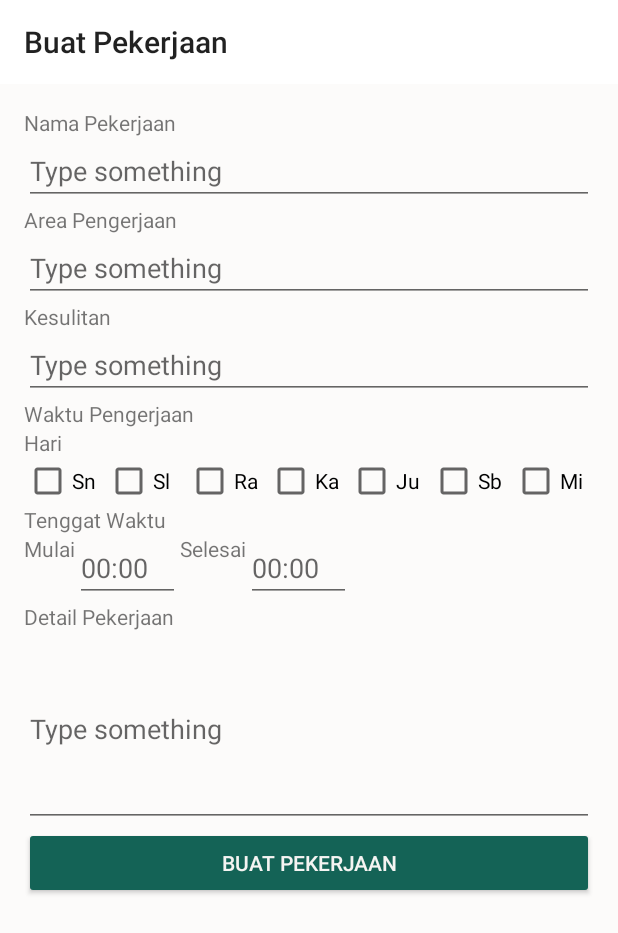
After one commit to adravel/CapstoneHabitApp, an Android app: the TaskCreationFragment screen opened through its navigation route, on a phone screen of 412 x 824 dp. The commit adds this screen. Shown: the top 933 px of the screen. Run offline under Robolectric (Android 15) with nearby library versions, the phone set to English and light mode, and no system bars.

Commit message:
Create task creation page and navigation

```diff
--- /dev/null
+++ b/app/src/main/java/com/example/capstonehabitapp/ui/TaskCreationFragment.kt
@@ -0,0 +1,36 @@
+package com.example.capstonehabitapp.ui
+
+import android.os.Bundle
+import android.view.LayoutInflater
+import android.view.View
+import android.view.ViewGroup
+import androidx.fragment.app.Fragment
+import com.example.capstonehabitapp.R
+import com.example.capstonehabitapp.databinding.FragmentTaskCreationBinding
+
+class TaskCreationFragment : Fragment() {
+
+    private var _binding: FragmentTaskCreationBinding? = null
+    private val binding get() = _binding!!
+
+    override fun onCreateView(
+        inflater: LayoutInflater, container: ViewGroup?,
+        savedInstanceState: Bundle?
+    ): View {
+
+        // Set toolbar title
+        activity?.title = getString(R.string.create_task)
+
+        _binding = FragmentTaskCreationBinding.inflate(inflater, container, false)
+        return binding.root
+    }
+
+    override fun onViewCreated(view: View, savedInstanceState: Bundle?) {
+        super.onViewCreated(view, savedInstanceState)
+    }
+
+    override fun onDestroyView() {
+        super.onDestroyView()
+        _binding = null
+    }
+}
--- a/app/src/main/java/com/example/capstonehabitapp/ui/TaskListFragment.kt
+++ b/app/src/main/java/com/example/capstonehabitapp/ui/TaskListFragment.kt
@@ -2,11 +2,13 @@ package com.example.capstonehabitapp.ui
 
 import android.content.Context
 import android.os.Bundle
+import android.util.Log
 import androidx.fragment.app.Fragment
 import android.view.LayoutInflater
 import android.view.View
 import android.view.ViewGroup
 import androidx.lifecycle.ViewModelProvider
+import androidx.navigation.findNavController
 import androidx.recyclerview.widget.LinearLayoutManager
 import com.example.capstonehabitapp.R
 import com.example.capstonehabitapp.adapter.TaskAdapter
@@ -58,6 +60,16 @@ class TaskListFragment : Fragment() {
         viewModel.getTasks().observe(viewLifecycleOwner) { task ->
             taskAdapter.updateTaskList(task)
         }
+
+        if (isParent) {
+            // Set FAB OnClickListener
+            binding.fab.setOnClickListener {
+                view.findNavController().navigate(R.id.taskCreationFragment)
+            }
+        } else {
+            // Hide the FAB if user is Child
+            binding.fab.visibility = View.GONE
+        }
     }
 
     override fun onDestroyView() {
--- /dev/null
+++ b/app/src/main/res/drawable/ic_fab_add.xml
@@ -0,0 +1,5 @@
+<vector android:height="24dp" android:tint="#FFFFFF"
+    android:viewportHeight="24" android:viewportWidth="24"
+    android:width="24dp" xmlns:android="http://schemas.android.com/apk/res/android">
+    <path android:fillColor="@color/light_3" android:pathData="M19,13h-6v6h-2v-6H5v-2h6V5h2v6h6v2z"/>
+</vector>
--- a/app/src/main/res/layout/fragment_child_account_selection.xml
+++ b/app/src/main/res/layout/fragment_child_account_selection.xml
@@ -33,7 +33,7 @@
         android:id="@+id/add_child_button"
         android:layout_width="0dp"
         android:layout_height="wrap_content"
-        android:text="@string/add_child"
+        android:text="@string/button_label_add_child"
         app:layout_constraintEnd_toEndOf="parent"
         app:layout_constraintStart_toStartOf="parent"
         app:layout_constraintTop_toBottomOf="@+id/child_account_list_recycle_view" />
--- /dev/null
+++ b/app/src/main/res/layout/fragment_task_creation.xml
@@ -0,0 +1,215 @@
+<?xml version="1.0" encoding="utf-8"?>
+<androidx.constraintlayout.widget.ConstraintLayout
+    xmlns:android="http://schemas.android.com/apk/res/android"
+    xmlns:app="http://schemas.android.com/apk/res-auto"
+    xmlns:tools="http://schemas.android.com/tools"
+    android:layout_width="match_parent"
+    android:layout_height="match_parent"
+    android:padding="16dp"
+    android:background="@color/light_4"
+    tools:context=".ui.TaskCreationFragment">
+
+    <TextView
+        android:id="@+id/task_title_text"
+        android:layout_width="wrap_content"
+        android:layout_height="wrap_content"
+        android:text="@string/task_title"
+        app:layout_constraintStart_toStartOf="parent"
+        app:layout_constraintTop_toTopOf="parent" />
+
+    <EditText
+        android:id="@+id/task_title_edit_text"
+        android:layout_width="0dp"
+        android:layout_height="wrap_content"
+        android:inputType="text"
+        android:hint="Type something"
+        app:layout_constraintEnd_toEndOf="parent"
+        app:layout_constraintStart_toStartOf="parent"
+        app:layout_constraintTop_toBottomOf="@+id/task_title_text" />
+
+    <TextView
+        android:id="@+id/task_area_text"
+        android:layout_width="wrap_content"
+        android:layout_height="wrap_content"
+        android:text="@string/task_area"
+        app:layout_constraintStart_toStartOf="parent"
+        app:layout_constraintTop_toBottomOf="@+id/task_title_edit_text" />
+
+    <EditText
+        android:id="@+id/task_area_edit_text"
+        android:layout_width="0dp"
+        android:layout_height="wrap_content"
+        android:inputType="text"
+        android:hint="Type something"
+        app:layout_constraintEnd_toEndOf="parent"
+        app:layout_constraintStart_toStartOf="parent"
+        app:layout_constraintTop_toBottomOf="@+id/task_area_text" />
+
+    <TextView
+        android:id="@+id/task_difficulty_text"
+        android:layout_width="wrap_content"
+        android:layout_height="wrap_content"
+        android:text="@string/task_difficulty"
+        app:layout_constraintStart_toStartOf="parent"
+        app:layout_constraintTop_toBottomOf="@+id/task_area_edit_text" />
+
+    <EditText
+        android:id="@+id/task_difficulty_edit_text"
+        android:layout_width="0dp"
+        android:layout_height="wrap_content"
+        android:inputType="number"
+        android:hint="Type something"
+        app:layout_constraintEnd_toEndOf="parent"
+        app:layout_constraintStart_toStartOf="parent"
+        app:layout_constraintTop_toBottomOf="@+id/task_difficulty_text" />
+
+    <TextView
+        android:id="@+id/task_time_text"
+        android:layout_width="wrap_content"
+        android:layout_height="wrap_content"
+        android:text="@string/task_time"
+        app:layout_constraintStart_toStartOf="parent"
+        app:layout_constraintTop_toBottomOf="@+id/task_difficulty_edit_text" />
+
+    <TextView
+        android:id="@+id/day_text"
+        android:layout_width="wrap_content"
+        android:layout_height="wrap_content"
+        android:text="@string/day"
+        app:layout_constraintStart_toStartOf="parent"
+        app:layout_constraintTop_toBottomOf="@+id/task_time_text" />
+
+    <LinearLayout
+        android:id="@+id/day_layout"
+        android:layout_width="0dp"
+        android:layout_height="wrap_content"
+        android:orientation="horizontal"
+        app:layout_constraintEnd_toEndOf="parent"
+        app:layout_constraintStart_toStartOf="parent"
+        app:layout_constraintTop_toBottomOf="@+id/day_text">
+
+        <CheckBox
+            android:id="@+id/day_1_check_box"
+            android:layout_weight="1"
+            android:layout_width="0dp"
+            android:layout_height="wrap_content"
+            android:text="Sn" />
+
+        <CheckBox
+            android:id="@+id/day_2_check_box"
+            android:layout_weight="1"
+            android:layout_width="0dp"
+            android:layout_height="wrap_content"
+            android:text="Sl" />
+
+        <CheckBox
+            android:id="@+id/day_3_check_box"
+            android:layout_weight="1"
+            android:layout_width="0dp"
+            android:layout_height="wrap_content"
+            android:text="Ra" />
+
+        <CheckBox
+            android:id="@+id/day_4_check_box"
+            android:layout_weight="1"
+            android:layout_width="0dp"
+            android:layout_height="wrap_content"
+            android:text="Ka" />
+
+        <CheckBox
+            android:id="@+id/day_5_check_box"
+            android:layout_weight="1"
+            android:layout_width="0dp"
+            android:layout_height="wrap_content"
+            android:text="Ju" />
+
+        <CheckBox
+            android:id="@+id/day_6_check_box"
+            android:layout_weight="1"
+            android:layout_width="0dp"
+            android:layout_height="wrap_content"
+            android:text="Sb" />
+
+        <CheckBox
+            android:id="@+id/day_7_check_box"
+            android:layout_weight="1"
+            android:layout_width="0dp"
+            android:layout_height="wrap_content"
+            android:text="Mi" />
+
+    </LinearLayout>
+
+    <TextView
+        android:id="@+id/task_time_limit_text"
+        android:layout_width="wrap_content"
+        android:layout_height="wrap_content"
+        android:text="@string/task_time_limit"
+        app:layout_constraintStart_toStartOf="parent"
+        app:layout_constraintTop_toBottomOf="@+id/day_layout" />
+
+    <TextView
+        android:id="@+id/start_text"
+        android:layout_width="wrap_content"
+        android:layout_height="wrap_content"
+        android:text="@string/start"
+        app:layout_constraintStart_toStartOf="parent"
+        app:layout_constraintTop_toBottomOf="@+id/task_time_limit_text" />
+
+    <EditText
+        android:id="@+id/task_start_time_limit_edit_text"
+        android:layout_width="70dp"
+        android:layout_height="wrap_content"
+        android:hint="00:00"
+        android:inputType="text"
+        app:layout_constraintStart_toEndOf="@+id/start_text"
+        app:layout_constraintTop_toBottomOf="@+id/task_time_limit_text" />
+
+    <TextView
+        android:id="@+id/finish_text"
+        android:layout_width="wrap_content"
+        android:layout_height="wrap_content"
+        android:text="@string/finish"
+        app:layout_constraintStart_toEndOf="@+id/task_start_time_limit_edit_text"
+        app:layout_constraintTop_toBottomOf="@+id/task_time_limit_text" />
+
+    <EditText
+        android:id="@+id/task_finish_time_limit_edit_text"
+        android:layout_width="70dp"
+        android:layout_height="wrap_content"
+        android:hint="00:00"
+        android:inputType="text"
+        app:layout_constraintStart_toEndOf="@+id/finish_text"
+        app:layout_constraintTop_toBottomOf="@+id/task_time_limit_text" />
+
+    <TextView
+        android:id="@+id/task_detail_text"
+        android:layout_width="wrap_content"
+        android:layout_height="wrap_content"
+        android:text="@string/task_detail"
+        app:layout_constraintStart_toStartOf="parent"
+        app:layout_constraintTop_toBottomOf="@+id/task_start_time_limit_edit_text" />
+
+    <EditText
+        android:id="@+id/task_detail_edit_text"
+        android:layout_width="0dp"
+        android:layout_height="wrap_content"
+        android:hint="Type something"
+        android:inputType="text|textMultiLine"
+        android:lines="5"
+        app:layout_constraintEnd_toEndOf="parent"
+        app:layout_constraintStart_toStartOf="parent"
+        app:layout_constraintTop_toBottomOf="@+id/task_detail_text" />
+
+    <Button
+        android:id="@+id/create_task_button"
+        android:layout_width="0dp"
+        android:layout_height="wrap_content"
+        android:backgroundTint="@color/primary_button_background_color"
+        android:text="@string/button_label_create_task"
+        android:textColor="@color/light_3"
+        app:layout_constraintEnd_toEndOf="parent"
+        app:layout_constraintStart_toStartOf="parent"
+        app:layout_constraintTop_toBottomOf="@+id/task_detail_edit_text" />
+
+
+</androidx.constraintlayout.widget.ConstraintLayout>
--- a/app/src/main/res/layout/fragment_task_list.xml
+++ b/app/src/main/res/layout/fragment_task_list.xml
@@ -1,16 +1,32 @@
 <?xml version="1.0" encoding="utf-8"?>
-<LinearLayout xmlns:android="http://schemas.android.com/apk/res/android"
+<androidx.constraintlayout.widget.ConstraintLayout xmlns:android="http://schemas.android.com/apk/res/android"
+    xmlns:app="http://schemas.android.com/apk/res-auto"
     xmlns:tools="http://schemas.android.com/tools"
     android:layout_width="match_parent"
     android:layout_height="match_parent"
     android:background="@color/light_4"
-    tools:context=".ui.TaskListFragment"
-    android:orientation="vertical">
+    tools:context=".ui.TaskListFragment">
 
     <androidx.recyclerview.widget.RecyclerView
         android:id="@+id/task_list_recycle_view"
-        android:layout_width="match_parent"
-        android:layout_height="match_parent"
-        android:layout_margin="8dp"/>
+        android:layout_width="0dp"
+        android:layout_height="0dp"
+        android:layout_margin="8dp"
+        app:layout_constraintBottom_toBottomOf="parent"
+        app:layout_constraintEnd_toEndOf="parent"
+        app:layout_constraintStart_toStartOf="parent"
+        app:layout_constraintTop_toTopOf="parent" />
 
-</LinearLayout>
+    <com.google.android.material.floatingactionbutton.FloatingActionButton
+        android:id="@+id/fab"
+        android:layout_width="wrap_content"
+        android:layout_height="wrap_content"
+        android:layout_gravity="end|bottom"
+        android:layout_margin="16dp"
+        app:backgroundTint="@color/green"
+        android:src="@drawable/ic_fab_add"
+        app:layout_constraintBottom_toBottomOf="parent"
+        app:layout_constraintEnd_toEndOf="parent" />
+
+
+</androidx.constraintlayout.widget.ConstraintLayout>
--- a/app/src/main/res/navigation/nav_graph.xml
+++ b/app/src/main/res/navigation/nav_graph.xml
@@ -13,6 +13,9 @@
         <action
             android:id="@+id/action_taskListFragment_to_taskDetailFragment"
             app:destination="@id/taskDetailFragment" />
+        <action
+            android:id="@+id/action_taskListFragment_to_taskCreationFragment"
+            app:destination="@id/taskCreationFragment" />
     </fragment>
     <fragment
         android:id="@+id/taskDetailFragment"
@@ -68,4 +71,13 @@
             android:id="@+id/action_childHomeFragment_to_taskDetailFragment"
             app:destination="@id/taskDetailFragment" />
     </fragment>
+    <fragment
+        android:id="@+id/taskCreationFragment"
+        android:name="com.example.capstonehabitapp.ui.TaskCreationFragment"
+        android:label="fragment_task_creation"
+        tools:layout="@layout/fragment_task_creation" >
+        <action
+            android:id="@+id/action_taskCreationFragment_to_taskDetailFragment"
+            app:destination="@id/taskDetailFragment" />
+    </fragment>
 </navigation>
--- a/app/src/main/res/values/strings.xml
+++ b/app/src/main/res/values/strings.xml
@@ -59,11 +59,12 @@
     <string name="task_detail">Detail Pekerjaan</string>
     <string name="task_grade_points">Nilai</string>
     <string name="task_notes">Catatan</string>
+    <string name="task_time">Waktu Pengerjaan</string>
+    <string name="create_task">Buat Pekerjaan</string>
     <string name="parent">Orang Tua</string>
     <string name="child">Anak</string>
     <string name="choose_role">Pilih Role</string>
     <string name="choose_child_account">Pilih Akun Anak</string>
-    <string name="add_child">Tambah Anak</string>
     <string name="help">Bantuan</string>
     <string name="greetings">Halo,</string>
     <string name="shop">Toko</string>
@@ -72,8 +73,13 @@
     <string name="child_history">Riwayat Anak</string>
     <string name="leaderboard">Peringkat</string>
     <string name="history">Riwayat</string>
+    <string name="day">Hari</string>
+    <string name="start">Mulai</string>
+    <string name="finish">Selesai</string>
+    <string name="button_label_add_child">Tambah Anak</string>
     <string name="button_label_start_task">Kerjakan</string>
     <string name="button_label_finish_task">Selesai</string>
     <string name="button_label_ask_for_grading">Minta Nilai</string>
     <string name="button_label_grade_task">Beri Nilai</string>
+    <string name="button_label_create_task">Buat Pekerjaan</string>
 </resources>
```
